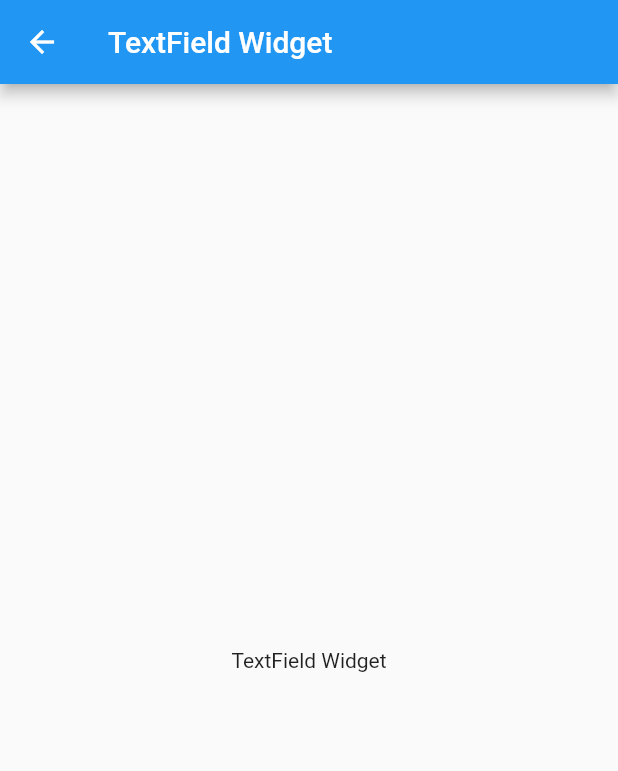
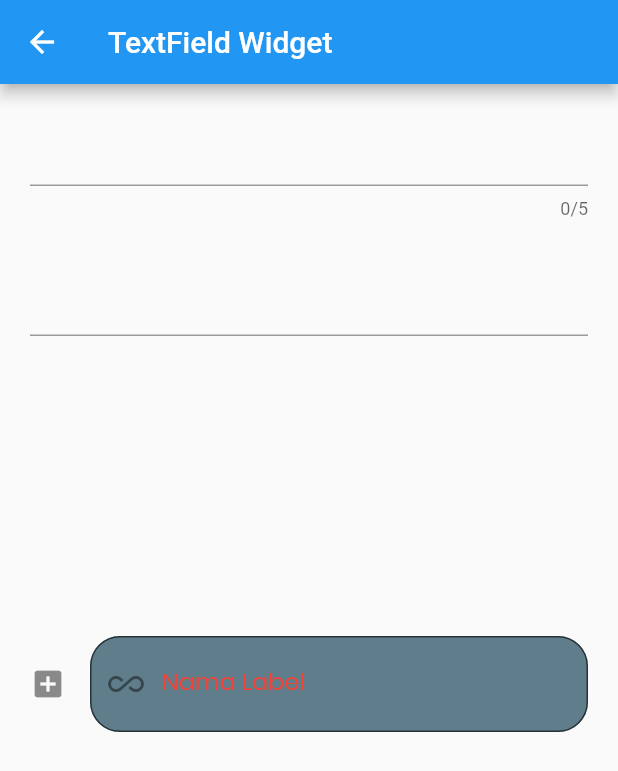
Before and after one commit to foneazmi/hello-flutter, a Flutter app: the TextFieldWidget screen opened by its route, on a phone screen of 412 x 824 dp. Shown: the top 771 px of the screen. Run offline on Flutter 3.47's test engine with Material 2 defaults, Android fonts, the light colour scheme and no system bars.

Commit message:
add 17,18,19,20

```diff
--- a/lib/widget/0.Template copy 2/SFTemplate.dart
+++ b/lib/widget/0.Template copy 2/SFTemplate.dart
@@ -10,10 +10,10 @@ class _SFTemplateState extends State<SFTemplate> {
   Widget build(BuildContext context) {
     return Scaffold(
       appBar: AppBar(
-        title: Text('Hello Widget'),
+        title: Text('Widget'),
       ),
       body: Center(
-        child: Text('Hello Widget'),
+        child: Text('Widget'),
       ),
     );
   }
--- a/lib/widget/0.Template copy 2/SLTemplate.dart
+++ b/lib/widget/0.Template copy 2/SLTemplate.dart
@@ -6,10 +6,10 @@ class SLTemplate extends StatelessWidget {
 
     return Scaffold(
       appBar: AppBar(
-        title: Text('Hello Widget'),
+        title: Text('Widget'),
       ),
       body: Center(
-        child: Text('Hello Widget'),
+        child: Text('Widget'),
       ),
     );
   }
--- a/lib/widget/0.Template copy 3/SFTemplate.dart
+++ b/lib/widget/0.Template copy/SFTemplate.dart
@@ -10,10 +10,10 @@ class _SFTemplateState extends State<SFTemplate> {
   Widget build(BuildContext context) {
     return Scaffold(
       appBar: AppBar(
-        title: Text('Hello Widget'),
+        title: Text('Widget'),
       ),
       body: Center(
-        child: Text('Hello Widget'),
+        child: Text('Widget'),
       ),
     );
   }
--- a/lib/widget/0.Template copy 3/SLTemplate.dart
+++ b/lib/widget/0.Template copy/SLTemplate.dart
@@ -6,10 +6,10 @@ class SLTemplate extends StatelessWidget {
 
     return Scaffold(
       appBar: AppBar(
-        title: Text('Hello Widget'),
+        title: Text('Widget'),
       ),
       body: Center(
-        child: Text('Hello Widget'),
+        child: Text('Widget'),
       ),
     );
   }
--- a/lib/widget/0.Template/SFTemplate.dart
+++ b/lib/widget/0.Template/SFTemplate.dart
@@ -10,10 +10,10 @@ class _SFTemplateState extends State<SFTemplate> {
   Widget build(BuildContext context) {
     return Scaffold(
       appBar: AppBar(
-        title: Text('Hello Widget'),
+        title: Text('Widget'),
       ),
       body: Center(
-        child: Text('Hello Widget'),
+        child: Text('Widget'),
       ),
     );
   }
--- a/lib/widget/0.Template/SLTemplate.dart
+++ b/lib/widget/0.Template/SLTemplate.dart
@@ -6,10 +6,10 @@ class SLTemplate extends StatelessWidget {
 
     return Scaffold(
       appBar: AppBar(
-        title: Text('Hello Widget'),
+        title: Text('Widget'),
       ),
       body: Center(
-        child: Text('Hello Widget'),
+        child: Text('Widget'),
       ),
     );
   }
--- a/lib/widget/17.TextField/TextFieldWidget.dart
+++ b/lib/widget/17.TextField/TextFieldWidget.dart
@@ -6,14 +6,73 @@ class TextFieldWidget extends StatefulWidget {
 }
 
 class _TextFieldWidgetState extends State<TextFieldWidget> {
+  TextEditingController controller = TextEditingController();
+
   @override
   Widget build(BuildContext context) {
     return Scaffold(
       appBar: AppBar(
         title: Text('TextField Widget'),
       ),
-      body: Center(
-        child: Text('TextField Widget'),
+      body: Container(
+        margin: EdgeInsets.all(20),
+        child: Column(
+          children: [
+            TextField(
+              maxLength: 5,
+              onChanged: (val) {
+                setState(() {});
+              },
+              controller: controller,
+            ),
+            Text(controller.text),
+            TextField(
+              maxLines: 2,
+              onChanged: (val) {
+                setState(() {});
+              },
+              controller: controller,
+            ),
+            SizedBox(
+              height: 200,
+            ),
+            TextField(
+              decoration: InputDecoration(
+                prefix: Container(
+                  height: 5,
+                  width: 5,
+                  color: Colors.blue,
+                ),
+                icon: Icon(Icons.add_box),
+                prefixIcon: Icon(Icons.all_inclusive),
+                // prefixText: 'Name : ',
+                // prefixStyle: TextStyle(
+                //   color: Colors.teal,
+                //   fontWeight: FontWeight.bold,
+                // ),
+                fillColor: Colors.blueGrey,
+                filled: true,
+                hintText: 'Ini Hint',
+                labelText: 'Nama Label',
+                hintStyle: TextStyle(
+                  color: Colors.red,
+                  fontFamily: 'Poppins',
+                ),
+                labelStyle: TextStyle(
+                  color: Colors.red,
+                  fontFamily: 'Poppins',
+                ),
+                border: OutlineInputBorder(
+                  borderRadius: BorderRadius.circular(20),
+                ),
+              ),
+              onChanged: (val) {
+                setState(() {});
+              },
+              controller: controller,
+            ),
+          ],
+        ),
       ),
     );
   }
```
Also changed, not shown: lib/main.dart (+18 -10 lines), lib/widget/18.MediaQuery/SLTemplate.dart (added, +39 -0 lines), lib/widget/19.InkWell/InkWellWidget.dart (added, +52 -0 lines), lib/widget/20.Opacity/Opacity.dart (added, +141 -0 lines), 1 other file.
